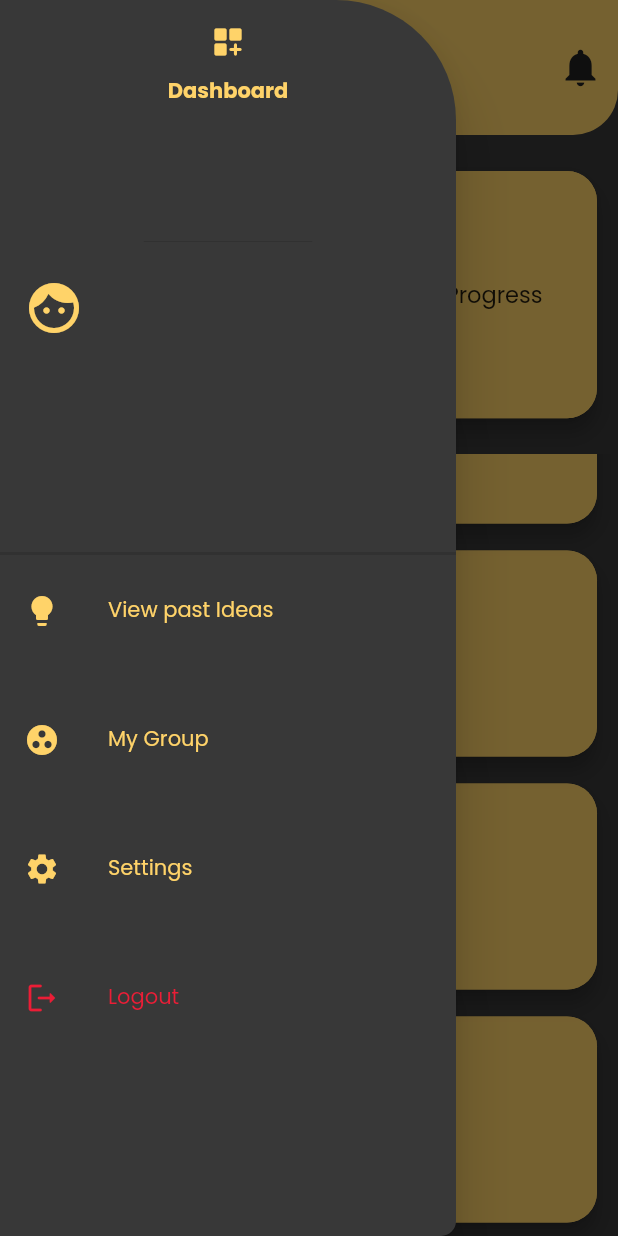
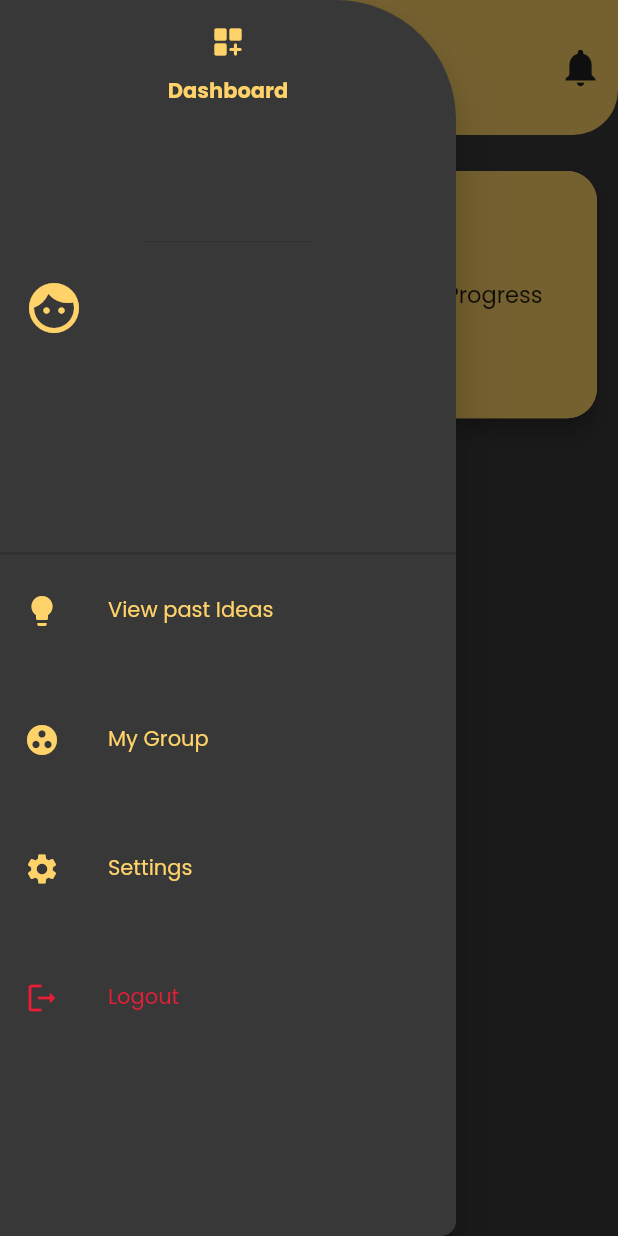
Before and after one commit to jesi318/serviz-old, a Flutter app: the screen it shows once a user with an empty profile is signed in, in the side drawer, after a tap on the "dashboard" icon, on a phone screen of 412 x 824 dp. Run offline on Flutter 3.47's test engine with Material 2 defaults, Android fonts, the phone set to English and light mode, and no system bars; drawn by our look-alikes of percent_indicator; our stand-ins replace cloud_firestore, dotted_border, file_picker, firebase_auth, firebase_core, firebase_storage and 3 more; accounts and stored records are empty.

Commit message:
fetch week from firebase

```diff
--- a/lib/screens/homepg.dart
+++ b/lib/screens/homepg.dart
@@ -1,8 +1,11 @@
+import 'package:cloud_firestore/cloud_firestore.dart';
+import 'package:firebase_core/firebase_core.dart';
 import 'package:flutter/material.dart';
 import 'package:flutter/scheduler.dart';
 import 'package:flutter/src/foundation/key.dart';
 import 'package:flutter/src/widgets/framework.dart';
 import 'package:flutter_bounce/flutter_bounce.dart';
+import 'package:serviz/functions/get_week.dart';
 import 'package:serviz/utils/colors.dart';
 import 'package:serviz/widgets/appbar.dart';
 import 'package:serviz/widgets/drawer/drawer.dart';
@@ -17,20 +20,35 @@ class HomePage extends StatefulWidget {
 
 class _HomePageState extends State<HomePage> {
   final String week = "Week";
+  List<String> wid = [];
 
   ScrollController? _controller;
 
+  Future getWeekId() async {
+    await FirebaseFirestore.instance
+        .collection('group')
+        .doc('g1')
+        .collection('week')
+        .get()
+        .then(
+          (snapshot) => snapshot.docs.forEach((element) {
+            print(element.reference);
+            wid.add(element.reference.id);
+          }),
+        );
+  }
+
   @override
   void initState() {
-    _controller = ScrollController();
+    // _controller = ScrollController();
 
-    SchedulerBinding.instance.addPostFrameCallback(
-      (_) {
-        _controller?.jumpTo(
-          _controller!.position.maxScrollExtent,
-        );
-      },
-    );
+    // SchedulerBinding.instance.addPostFrameCallback(
+    //   (_) {
+    //     _controller?.jumpTo(
+    //       _controller!.position.maxScrollExtent,
+    //     );
+    //   },
+    // );
   }
 
   @override
@@ -45,14 +63,19 @@ class _HomePageState extends State<HomePage> {
               children: [ProgressWidget()],
             ),
             Expanded(
-                child: ListView.builder(
-                    controller: _controller,
+                child: FutureBuilder(
+              future: getWeekId(),
+              builder: (context, snapshot) {
+                return ListView.builder(
+                    // controller: _controller,
                     physics: BouncingScrollPhysics(),
                     reverse: true,
-                    itemCount: 15,
+                    itemCount: wid.length,
                     itemBuilder: (context, index) {
-                      return WidgetCard(week: "Week " + '${index + 1}');
-                    }))
+                      return GetWeek(weekid: wid[index]);
+                    });
+              },
+            ))
           ],
         ));
   }
--- a/lib/widgets/widget_card.dart
+++ b/lib/widgets/widget_card.dart
@@ -7,8 +7,10 @@ import 'package:google_fonts/google_fonts.dart';
 import '../utils/colors.dart';
 
 class WidgetCard extends StatelessWidget {
-  const WidgetCard({Key? key, required this.week}) : super(key: key);
+  const WidgetCard({Key? key, required this.week, required this.status})
+      : super(key: key);
   final String week;
+  final String status;
 
   @override
   Widget build(BuildContext context) {
@@ -77,7 +79,7 @@ class WidgetCard extends StatelessWidget {
                               ),
                               Align(
                                 alignment: AlignmentDirectional.bottomEnd,
-                                child: Text("Approved",
+                                child: Text(status,
                                     style: GoogleFonts.poppins(
                                         color: Colors.green,
                                         fontSize: 15.0,
```
Also changed, not shown: lib/functions/get_week.dart (added, +28 -0 lines), pubspec.lock.
